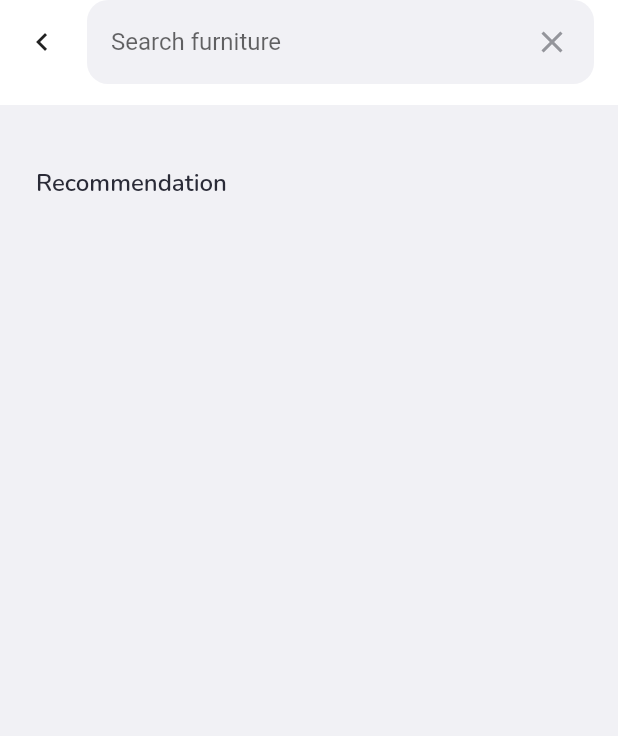
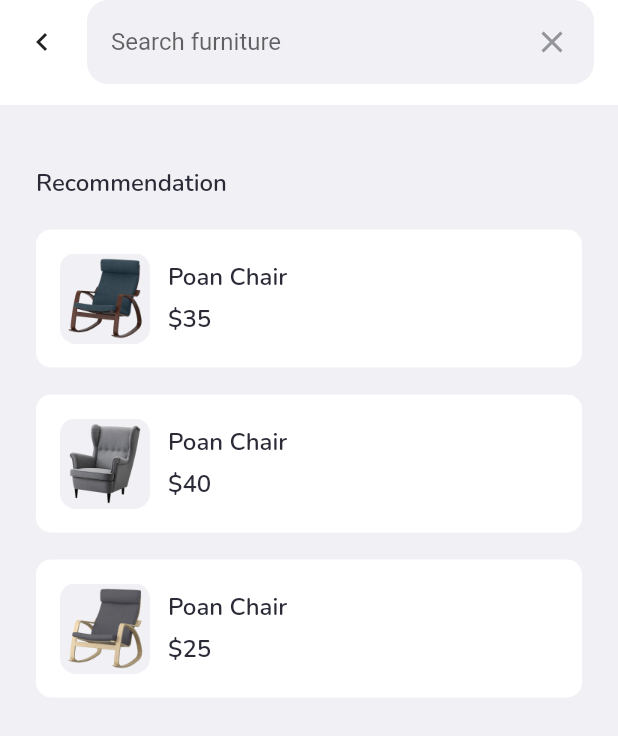
Before and after one commit to dyavas21/furniture_app, a Flutter app: the SearchPage screen opened by its route, on a phone screen of 412 x 824 dp. Shown: the top 736 px of the screen. Run offline on Flutter 3.47's test engine with Material 2 defaults, Android fonts, the phone set to English and light mode, and no system bars; our stand-ins replace carousel_slider, fluttertoast, google_fonts, shimmer.

Commit message:
searchpage2

```diff
--- a/lib/main.dart
+++ b/lib/main.dart
@@ -2,6 +2,7 @@ import 'package:flutter/material.dart';
 import 'package:furniture_app/pages/home_page.dart';
 import 'package:furniture_app/pages/onboarding_page.dart';
 import 'package:furniture_app/pages/search_page.dart';
+import 'package:furniture_app/pages/search_result_page.dart';
 import 'package:furniture_app/pages/sig_in_page.dart';
 import 'package:furniture_app/pages/splash_page.dart';
 import 'package:furniture_app/theme.dart';
@@ -19,6 +20,7 @@ class MyApp extends StatelessWidget {
         '/sign-in': (context) => SignInPage(),
         '/home': (context) => HomePage(),
         '/search': (context) => SearchPage(),
+        '/search-result': (context) => SearchResultPage(),
       },
     );
   }
--- a/lib/pages/search_page.dart
+++ b/lib/pages/search_page.dart
@@ -1,5 +1,6 @@
 import 'package:flutter/material.dart';
 import 'package:furniture_app/theme.dart';
+import 'package:furniture_app/widgets/product_list_item.dart';
 
 class SearchPage extends StatelessWidget {
   @override
@@ -14,9 +15,14 @@ class SearchPage extends StatelessWidget {
           elevation: 0,
           title: Row(
             children: [
-                Icon(
+              GestureDetector(
+                onTap: () {
+                  Navigator.pushNamed(context, '/home');
+                },
+                child: Icon(
                   Icons.chevron_left,
                   color: kBlackColor,
+                ),
               ),
               SizedBox(
                 width: 18,
@@ -32,6 +38,10 @@ class SearchPage extends StatelessWidget {
                     children: [
                       Expanded(
                         child: TextFormField(
+                          textInputAction: TextInputAction.go,
+                          onFieldSubmitted: (value) {
+                            Navigator.pushNamed(context, '/search-result');
+                          },
                           decoration: InputDecoration.collapsed(
                             hintText: 'Search furniture',
                           ),
@@ -68,7 +78,23 @@ class SearchPage extends StatelessWidget {
           SizedBox(
             height: 20,
           ),
+          ProductListItem(
+            title: 'Poan Chair',
+            imageUrl: 'assets/image_product_list1.png',
+            price: 35,
+          ),
+          ProductListItem(
+            title: 'Poan Chair',
+            imageUrl: 'assets/image_product_list2.png',
+            price: 40,
+          ),
+          ProductListItem(
+            title: 'Poan Chair',
+            imageUrl: 'assets/image_product_list3.png',
+            price: 25,
+          ),
         ],
-        ));
+      ),
+    );
   }
 }
--- a/lib/pages/sig_in_page.dart
+++ b/lib/pages/sig_in_page.dart
@@ -231,7 +231,7 @@ class _SignInPageState extends State<SignInPage> {
             setState(() {
               isLoading = false;
             });
-            if (passwordController.text != '123123') {
+            if (passwordController.text != '123') {
               setState(() {
                 isShowPasswordError = true;
               });
--- /dev/null
+++ b/lib/widgets/product_list_item.dart
@@ -0,0 +1,59 @@
+import 'package:flutter/material.dart';
+import 'package:furniture_app/theme.dart';
+
+class ProductListItem extends StatelessWidget {
+  String? title;
+  String? imageUrl;
+  int? price;
+
+  ProductListItem({
+    this.imageUrl,
+    this.price,
+    this.title,
+  });
+
+  @override
+  Widget build(BuildContext context) {
+    return Container(
+      padding: EdgeInsets.all(16),
+      margin: EdgeInsets.only(bottom: 18),
+      decoration: BoxDecoration(
+        color: kWhiteColor,
+        borderRadius: BorderRadius.circular(10),
+      ),
+      child: Row(
+        children: [
+          Image.asset(
+            imageUrl!,
+            width: 60,
+          ),
+          SizedBox(
+            width: 12,
+          ),
+          Column(
+            crossAxisAlignment: CrossAxisAlignment.start,
+            children: [
+              Text(
+                title!,
+                style: blackTextStyle.copyWith(
+                  fontSize: 16,
+                  fontWeight: semibold,
+                ),
+              ),
+              SizedBox(
+                height: 6,
+              ),
+              Text(
+                '\$$price',
+                style: blackTextStyle.copyWith(
+                  fontSize: 16,
+                  fontWeight: semibold,
+                ),
+              ),
+            ],
+          )
+        ],
+      ),
+    );
+  }
+}
--- a/pubspec.yaml
+++ b/pubspec.yaml
@@ -36,6 +36,7 @@ dependencies:
   google_fonts: ^2.2.0
   carousel_slider: ^4.0.0
   fluttertoast: ^8.0.8
+  shimmer: ^2.0.0
 
 dev_dependencies:
   flutter_test:
```
Also changed, not shown: lib/pages/search_result_page.dart (added, +287 -0 lines), lib/widgets/product_grid_item.dart (added, +67 -0 lines), lib/widgets/recommendation_item.dart (deleted, +0 -8 lines), lib/widgets/skeleton_item.dart (added, +66 -0 lines), pubspec.lock. Lines whose indentation alone changed are shown as unchanged.
